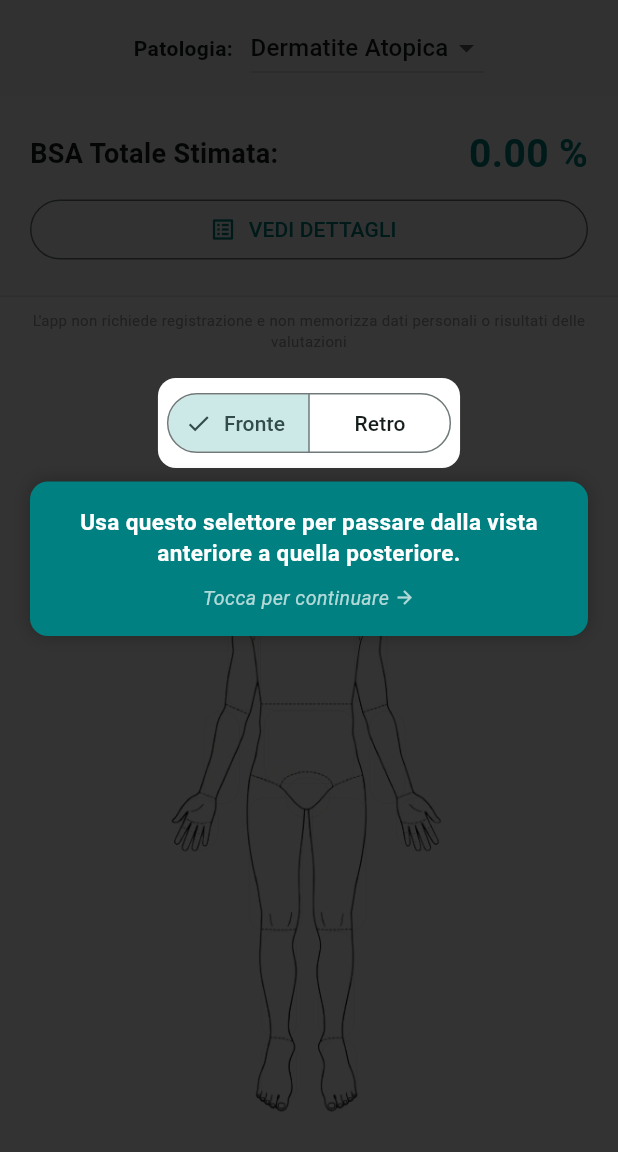
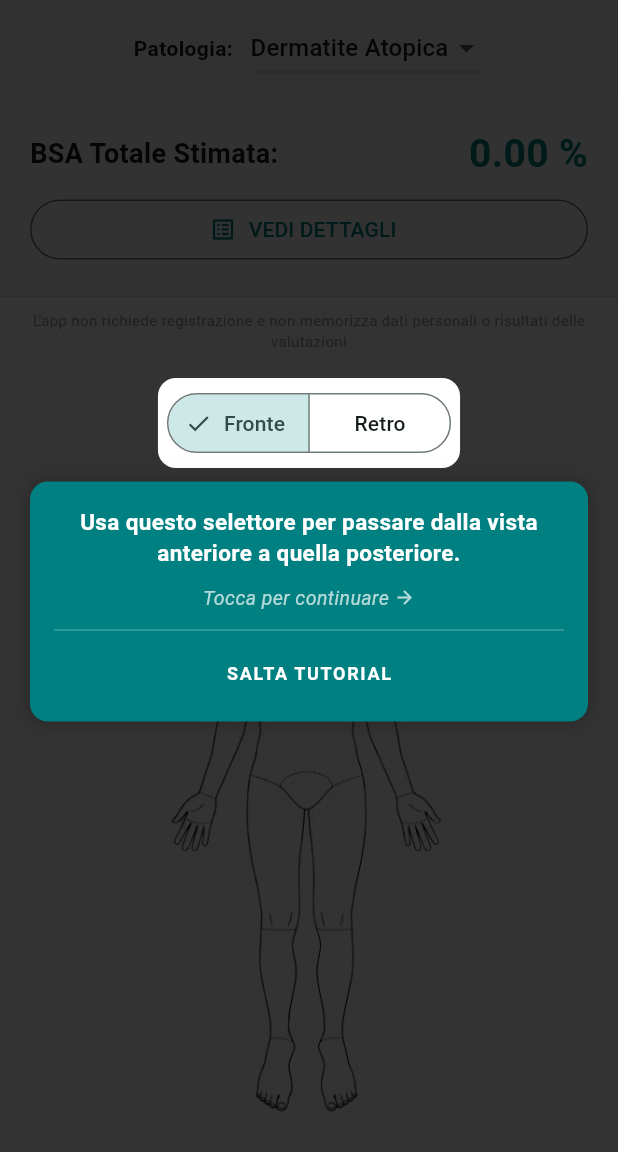
Before and after one commit to NIKMAT99/tesi_derma_bsa, a Flutter app: the screen it shows after launch, on a phone screen of 412 x 824 dp, the part 84-1236 px from its top. Run offline on Flutter 3.47's test engine with Material 3 defaults, Android fonts, the phone set to English and light mode, and no system bars; our stand-ins replace flutter_map, geolocator, latlong2, printing, shared_preferences.

Commit message:
Changelogs: - Sistemato un problema di allineamento di "Cerca indirizzo" nella barra di ricerca della mappa. - Migliorato il sistema di onboarding/tutorial, aggiungendo un tasto "Salta tutorial".
Co-authored-by: NIKMAT99 <199579693+NIKMAT99@users.noreply.github.com>

```diff
--- a/lib/ui/screens/map_widget.dart
+++ b/lib/ui/screens/map_widget.dart
@@ -379,9 +379,12 @@ class DermatogistsMapWidgetState extends State<DermatogistsMapWidget>
                         ),
                         child: TextField(
                           controller: _searchController,
+                          textAlignVertical: TextAlignVertical.center,
                           decoration: InputDecoration(
                             hintText: "Cerca indirizzo...",
                             border: InputBorder.none,
+                            contentPadding: const EdgeInsets.symmetric(vertical: 12),
+                            isDense: true,
                             suffixIcon: _isSearching
                                 ? const Padding(
                                     padding: EdgeInsets.all(12.0),
--- a/lib/ui/screens/region_painter_screen.dart
+++ b/lib/ui/screens/region_painter_screen.dart
@@ -382,6 +382,7 @@ class _RegionPainterScreenState extends State<RegionPainterScreen> {
             highlightRect: _tutorialTargetRect!,
             instructionText: 'Usa questi strumenti! Il pennello per colorare, la gomma per cancellare eventuali sbavature sulla pelle, e lo slider per regolare lo spessore del tratto.',
             onTap: _closeTutorial,
+            onSkip: _closeTutorial,
           ),
       ],
     );
--- a/lib/ui/widgets/tutorial_overlay.dart
+++ b/lib/ui/widgets/tutorial_overlay.dart
@@ -4,6 +4,7 @@ class TutorialOverlay extends StatelessWidget {
   final Rect highlightRect;
   final String instructionText;
   final VoidCallback onTap;
+  final VoidCallback? onSkip;
   final bool requireTapInsideHole;
 
   const TutorialOverlay({
@@ -11,6 +12,7 @@ class TutorialOverlay extends StatelessWidget {
     required this.highlightRect,
     required this.instructionText,
     required this.onTap,
+    this.onSkip,
     this.requireTapInsideHole = false,
   });
 
@@ -74,6 +76,26 @@ class TutorialOverlay extends StatelessWidget {
                           const Icon(Icons.arrow_forward, color: Colors.white70, size: 14),
                       ],
                     ),
+                    if (onSkip != null) ...[
+                      const Divider(color: Colors.white24, height: 24),
+                      TextButton(
+                        onPressed: onSkip,
+                        style: TextButton.styleFrom(
+                          foregroundColor: Colors.white,
+                          padding: const EdgeInsets.symmetric(horizontal: 16, vertical: 8),
+                          minimumSize: Size.zero,
+                          tapTargetSize: MaterialTapTargetSize.shrinkWrap,
+                        ),
+                        child: const Text(
+                          'SALTA TUTORIAL',
+                          style: TextStyle(
+                            fontSize: 12,
+                            fontWeight: FontWeight.bold,
+                            letterSpacing: 1.1,
+                          ),
+                        ),
+                      ),
+                    ],
                   ],
                 ),
               ),
```
Also changed, not shown: lib/ui/screens/interactive_mapper_screen.dart (+8 -0 lines).
